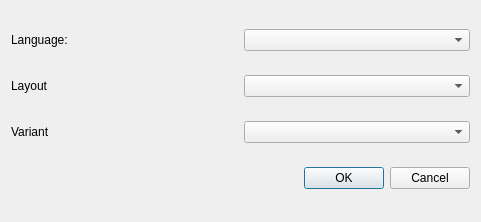
The window that kcontrol/keyboard/kcm_add_layout_dialog.ui (mgottschlag/kwin-tiling) describes before a commit, drawn with Qt 5.
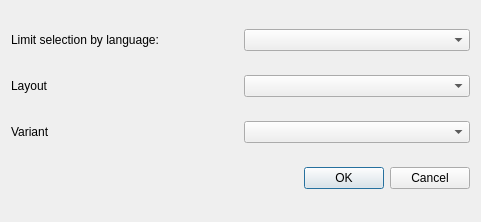
The same window after the commit.

What changed in the file:
```diff
--- a/kcontrol/keyboard/kcm_add_layout_dialog.ui
+++ b/kcontrol/keyboard/kcm_add_layout_dialog.ui
@@ -17,7 +17,7 @@
    <item row="0" column="0">
     <widget class="QLabel" name="label">
      <property name="text">
-      <string>Language:</string>
+      <string>Limit selection by language:</string>
      </property>
     </widget>
    </item>
```
